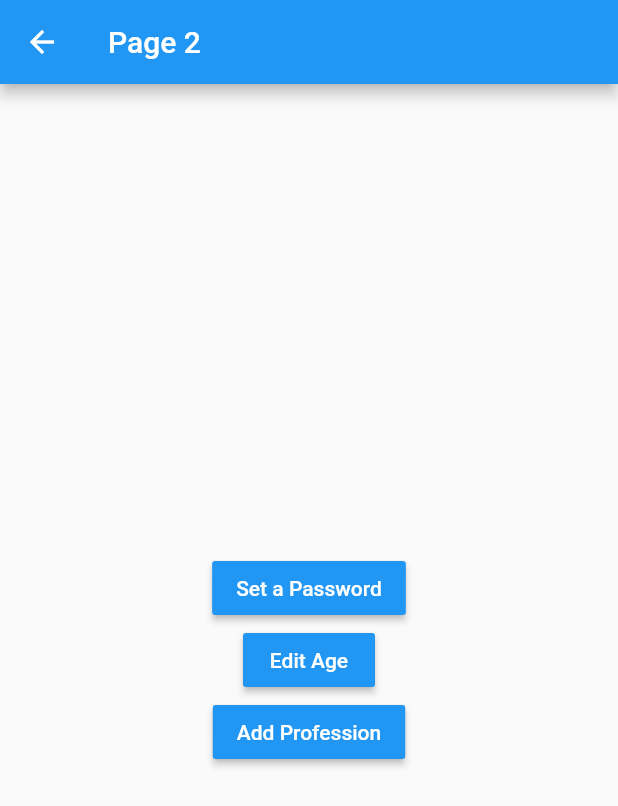
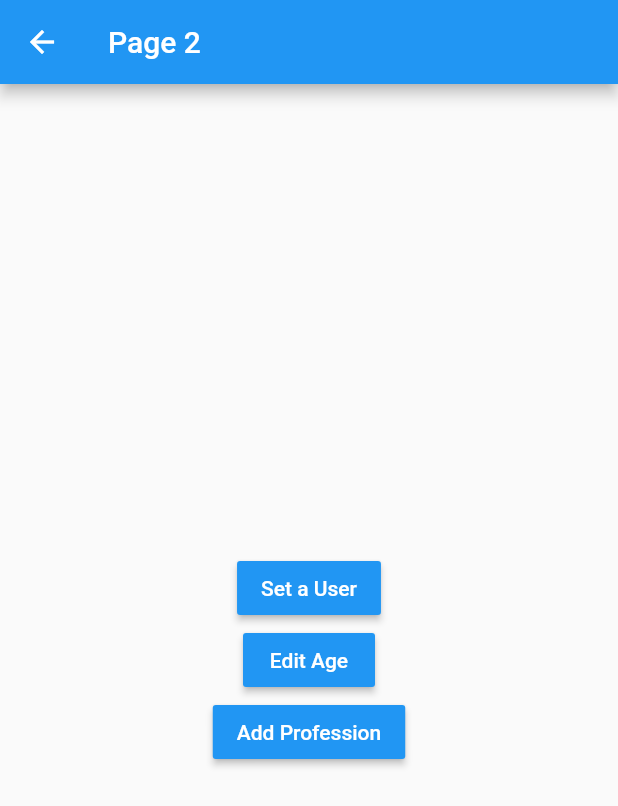
Before and after one commit to casa98/flutter-state-management, a Flutter app: the Page2 screen opened by its route, after a tap on "Edit Age", on a phone screen of 412 x 824 dp. Shown: the top 806 px of the screen. Run offline on Flutter 3.47's test engine with Material 2 defaults, Android fonts, the phone set to English and light mode, and no system bars; our stand-ins replace bloc, flutter_bloc.

Commit message:
Add some logic using BLOC as state management

```diff
--- /dev/null
+++ b/lib/bloc/user/user_bloc.dart
@@ -0,0 +1,29 @@
+import 'package:bloc/bloc.dart';
+import 'package:meta/meta.dart';
+
+import 'package:states/models/user.dart';
+
+part 'user_state.dart';
+part 'user_events.dart';
+
+class UserBloc extends Bloc<UserEvent, UserState> {
+  UserBloc() : super(UserState());
+
+  @override
+  Stream<UserState> mapEventToState(UserEvent event) async* {
+    // Receives an Event and changes the State
+    if (event is SetUser) {
+      yield UserState(user: event.user);
+    } else if (event is ChangeAge) {
+      yield UserState(user: state.user!.copyWith(age: event.newAge));
+    } else if (event is AddProfession) {
+      final professions = [
+        ...state.user!.professions!,
+        event.profession,
+      ];
+      yield UserState(user: state.user!.copyWith(professions: professions));
+    } else if (event is RemoveUser) {
+      yield UserState();
+    }
+  }
+}
--- /dev/null
+++ b/lib/bloc/user/user_events.dart
@@ -0,0 +1,23 @@
+part of 'user_bloc.dart';
+
+@immutable
+abstract class UserEvent {}
+
+class SetUser extends UserEvent {
+  final User? user;
+  SetUser({required this.user});
+}
+
+class ChangeAge extends UserEvent {
+  final int newAge;
+
+  ChangeAge({required this.newAge});
+}
+
+class AddProfession extends UserEvent {
+  final String profession;
+
+  AddProfession({required this.profession});
+}
+
+class RemoveUser extends UserEvent {}
--- /dev/null
+++ b/lib/bloc/user/user_state.dart
@@ -0,0 +1,10 @@
+part of 'user_bloc.dart';
+
+class UserState {
+  final bool userExists;
+  final User? user;
+
+  UserState({User? user})
+      : this.user = user ?? null,
+        this.userExists = user != null;
+}
--- a/lib/models/user.dart
+++ b/lib/models/user.dart
@@ -1,6 +1,18 @@
 class User {
-  String? name;
-  int? age;
-  List<String>? professions;
-  User(this.name, this.age, this.professions);
+  final String? name;
+  final int? age;
+  final List<String>? professions;
+
+  User({this.name, this.age, this.professions});
+
+  copyWith({
+    String? name,
+    int? age,
+    List<String>? professions,
+  }) =>
+      User(
+        name: name ?? this.name,
+        age: age ?? this.age,
+        professions: professions ?? this.professions,
+      );
 }
--- a/lib/pages/page1.dart
+++ b/lib/pages/page1.dart
@@ -1,6 +1,10 @@
 import 'dart:io';
 
 import 'package:flutter/material.dart';
+import 'package:flutter_bloc/flutter_bloc.dart';
+
+import 'package:states/bloc/user/user_bloc.dart';
+import 'package:states/models/user.dart';
 
 class Page1 extends StatelessWidget {
   @override
@@ -8,8 +12,28 @@ class Page1 extends StatelessWidget {
     return Scaffold(
       appBar: AppBar(
         title: Text('Page 1'),
+        actions: [
+          BlocBuilder<UserBloc, UserState>(
+            builder: (context, state) {
+              if (state.userExists)
+                return IconButton(
+                  onPressed: () =>
+                      BlocProvider.of<UserBloc>(context).add(RemoveUser()),
+                  icon: Icon(Icons.delete),
+                );
+              return SizedBox();
+            },
+          )
+        ],
       ),
-      body: UserInfo(),
+      body: BlocBuilder<UserBloc, UserState>(
+        builder: (_, state) {
+          if (state.userExists) {
+            return UserInfo(user: state.user!);
+          }
+          return Center(child: Text('No User'));
+        },
+      ),
       floatingActionButton: FloatingActionButton(
         onPressed: () => Navigator.pushNamed(context, 'page2'),
         child: Icon(Icons.add),
@@ -19,9 +43,9 @@ class Page1 extends StatelessWidget {
 }
 
 class UserInfo extends StatelessWidget {
-  const UserInfo({
-    Key? key,
-  }) : super(key: key);
+  final User user;
+
+  const UserInfo({required this.user});
 
   @override
   Widget build(BuildContext context) {
@@ -35,22 +59,16 @@ class UserInfo extends StatelessWidget {
           Text('General'),
           Divider(),
           ListTile(
-            title: Text('Name: '),
+            title: Text('Name: ${user.name}'),
           ),
           ListTile(
-            title: Text('Age: '),
+            title: Text('Age: ${user.age}'),
           ),
           Divider(),
           Text('Professions'),
-          ListTile(
-            title: Text('Profession 1: '),
-          ),
-          ListTile(
-            title: Text('Profession 2: '),
-          ),
-          ListTile(
-            title: Text('Profession 3: '),
-          ),
+          ...user.professions!
+              .map((profession) => ListTile(title: Text(profession)))
+              .toList(),
         ],
       ),
     );
--- a/lib/pages/page2.dart
+++ b/lib/pages/page2.dart
@@ -1,8 +1,13 @@
 import 'package:flutter/material.dart';
+import 'package:flutter_bloc/flutter_bloc.dart';
+import 'package:states/bloc/user/user_bloc.dart';
+import 'package:states/models/user.dart';
 
 class Page2 extends StatelessWidget {
   @override
   Widget build(BuildContext context) {
+    final userBloc = BlocProvider.of<UserBloc>(context);
+
     return Scaffold(
       appBar: AppBar(
         title: Text('Page 2'),
@@ -12,15 +17,22 @@ class Page2 extends StatelessWidget {
           mainAxisAlignment: MainAxisAlignment.center,
           children: [
             MaterialButton(
-              onPressed: () {},
+              onPressed: () {
+                final user = User(
+                  name: 'Andrés',
+                  age: 23,
+                  professions: ['Mobile Developer', 'Designer'],
+                );
+                userBloc.add(SetUser(user: user));
+              },
               color: Colors.blue,
               child: Text(
-                'Set a Password',
+                'Set a User',
                 style: TextStyle(color: Colors.white),
               ),
             ),
             MaterialButton(
-              onPressed: () {},
+              onPressed: () => userBloc.add(ChangeAge(newAge: 32)),
               color: Colors.blue,
               child: Text(
                 'Edit Age',
@@ -28,7 +40,8 @@ class Page2 extends StatelessWidget {
               ),
             ),
             MaterialButton(
-              onPressed: () {},
+              onPressed: () =>
+                  userBloc.add(AddProfession(profession: 'Web Developer')),
               color: Colors.blue,
               child: Text(
                 'Add Profession',
--- a/pubspec.yaml
+++ b/pubspec.yaml
@@ -24,6 +24,8 @@ dependencies:
   flutter:
     sdk: flutter
 
+  bloc: ^7.1.0
+  flutter_bloc: ^7.2.0
 
   # The following adds the Cupertino Icons font to your application.
   # Use with the CupertinoIcons class for iOS style icons.
```
Also changed, not shown: lib/main.dart (+9 -1 lines), pubspec.lock.
